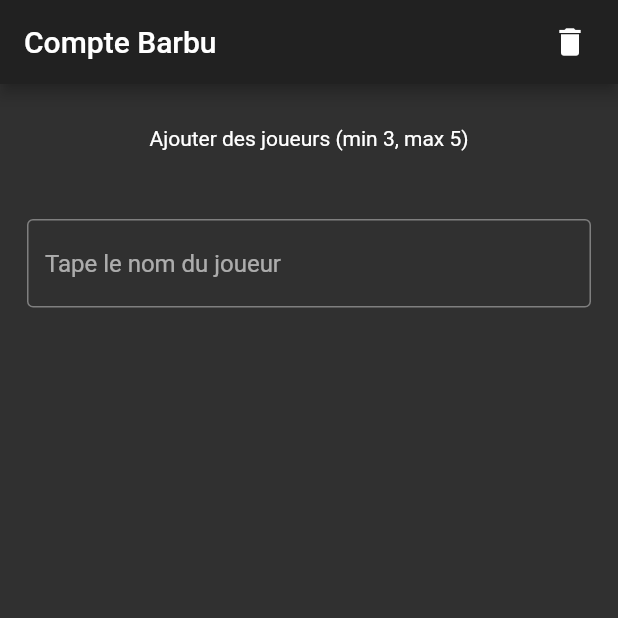
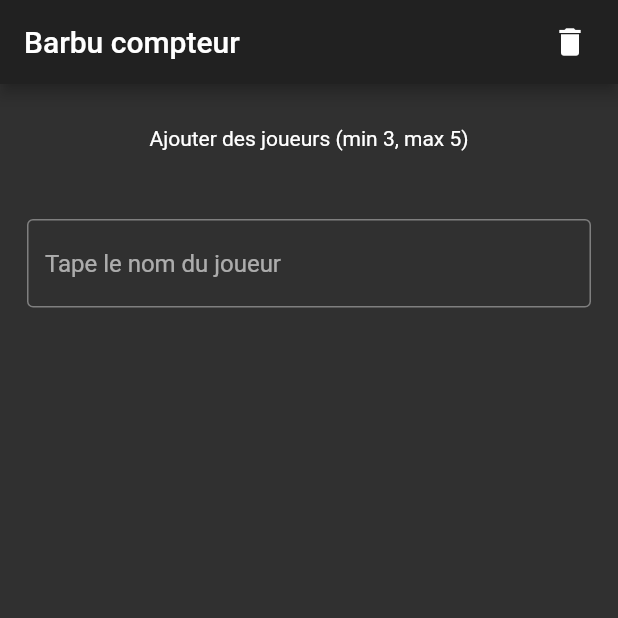
Before and after one commit to jorisdeguet/Barbu, a Flutter app: the screen it shows after launch, after a tap on the "arrow right" icon, on a phone screen of 412 x 824 dp, the top half of it. Run offline on Flutter 3.47's test engine with Material 2 defaults, Android fonts, the phone set to English and light mode, and no system bars.

Commit message:
start on i18n

```diff
--- /dev/null
+++ b/lib/i18n/intl_delegate.dart
@@ -0,0 +1,25 @@
+import 'dart:async';
+
+import 'package:flutter/material.dart';
+
+import 'intl_localization.dart';
+
+class SeedyLocalizationsDelegate extends LocalizationsDelegate<Locs> {
+  const SeedyLocalizationsDelegate();
+
+  @override
+  bool isSupported(Locale locale) => ['fr', 'en'].contains(locale.languageCode);
+
+  @override
+  Future<Locs> load(Locale locale) async {
+    Locs localizations = new Locs(locale);
+    await localizations.load();
+
+    print("Load ${locale.languageCode}");
+
+    return localizations;
+  }
+
+  @override
+  bool shouldReload(SeedyLocalizationsDelegate old) => false;
+}
--- /dev/null
+++ b/lib/i18n/intl_localization.dart
@@ -0,0 +1,32 @@
+import 'dart:async';
+import 'dart:convert';
+
+import 'package:flutter/material.dart';
+import 'package:flutter/services.dart';
+
+class Locs {
+  Locs(this.locale);
+
+  final Locale locale;
+
+  static Locs of(BuildContext context) {
+    return Localizations.of<Locs>(context, Locs);
+  }
+
+  Map<String, String> _sentences;
+
+  Future<bool> load() async {
+    String data = await rootBundle.loadString('assets/i18n/${this.locale.languageCode}.json');
+    Map<String, dynamic> _result = json.decode(data);
+
+    this._sentences = new Map();
+    _result.forEach((String key, dynamic value) {
+      this._sentences[key] = value.toString();
+    });
+    return true;
+  }
+
+  String trans(String key) {
+    return this._sentences[key];
+  }
+}
--- a/lib/main.dart
+++ b/lib/main.dart
@@ -1,4 +1,6 @@
+import 'package:bardu/i18n/intl_delegate.dart';
 import 'package:bardu/players.dart';
+import 'package:flutter_localizations/flutter_localizations.dart';
 import 'package:flutter/material.dart';
 
 // TODO https://www.youtube.com/watch?v=futE-2pAE30
@@ -12,6 +14,25 @@ class MyApp extends StatelessWidget {
   @override
   Widget build(BuildContext context) {
     return MaterialApp(
+      localizationsDelegates: [
+        const SeedyLocalizationsDelegate(),
+        GlobalMaterialLocalizations.delegate,
+        GlobalWidgetsLocalizations.delegate,
+        GlobalCupertinoLocalizations.delegate,
+      ],
+      supportedLocales: [
+        const Locale('en'),
+        const Locale('fr'),
+      ],
+      localeResolutionCallback: (Locale locale, Iterable<Locale> supportedLocales) {
+        if (locale == null) return supportedLocales.first;
+        for (Locale supportedLocale in supportedLocales) {
+          if (supportedLocale.languageCode == locale.languageCode) {
+            return supportedLocale;
+          }
+        }
+        return supportedLocales.first;
+      },
       title: 'Barbu',
       theme: ThemeData(
         brightness: Brightness.dark,
--- a/lib/players.dart
+++ b/lib/players.dart
@@ -1,4 +1,5 @@
 import 'package:bardu/game.dart';
+import 'package:bardu/i18n/intl_localization.dart';
 import 'package:flutter/material.dart';
 
 class PlayersScreen extends StatefulWidget {
@@ -23,7 +24,7 @@ class _PlayersScreenState extends State<PlayersScreen> {
 
     return Scaffold(
       appBar: AppBar(
-        title: Text("Compte Barbu"),
+        title: Text(Locs.of(context).trans("APP_TITLE")),
         actions: <Widget>[
           Padding(
               padding: EdgeInsets.only(right: 20.0),
@@ -49,7 +50,7 @@ class _PlayersScreenState extends State<PlayersScreen> {
             Padding(
               padding: const EdgeInsets.all(28.0),
               child: Text(
-                'Ajouter des joueurs (min 3, max 5)',
+                Locs.of(context).trans("ADD_PLAYERS"),
               ),
             ),
             Padding(
@@ -63,7 +64,7 @@ class _PlayersScreenState extends State<PlayersScreen> {
                 controller: _playerController,
                 decoration: InputDecoration(
                   border: const OutlineInputBorder(),
-                  hintText: 'Tape le nom du joueur',
+                  hintText: Locs.of(context).trans("TYPE_PLAYER_NAME"),
                 ),
               ),
             ),
@@ -97,17 +98,21 @@ class _PlayersScreenState extends State<PlayersScreen> {
           if (_players.length < 3) {
             ScaffoldMessenger.of(context).showSnackBar(
                 SnackBar(
-                    content: Text('Pas assez de joueurs')
+                    content: Text(Locs.of(context).trans("ERROR_NOT_ENOUGH"))
                 )
             );
             return;
           }
+          if (_players.length != 4) {
+            _show2CardsDialog();
+          } else {
             Navigator.push(
               context,
               MaterialPageRoute(
                 builder: (context) => GameScreen(players: this._players),
               ),
             );
+          }
           // Add your onPressed code here!
         },
         child: Icon(Icons.arrow_right),
@@ -121,7 +126,7 @@ class _PlayersScreenState extends State<PlayersScreen> {
     if (newOne.trim().length == 0) {
       ScaffoldMessenger.of(context).showSnackBar(
           SnackBar(
-              content: Text('Entre un nom')
+              content: Text(Locs.of(context).trans("ERROR_EMPTY"))
           )
       );
       return;
@@ -129,7 +134,7 @@ class _PlayersScreenState extends State<PlayersScreen> {
     if (newOne.trim().length > 50) {
       ScaffoldMessenger.of(context).showSnackBar(
           SnackBar(
-              content: Text('Ce nom est trop long')
+              content: Text(Locs.of(context).trans("ERROR_TOO_LONG"))
           )
       );
       return;
@@ -137,7 +142,7 @@ class _PlayersScreenState extends State<PlayersScreen> {
     if (_players.length > 4) {
       ScaffoldMessenger.of(context).showSnackBar(
           SnackBar(
-              content: Text('Trop de joueurs')
+              content: Text(Locs.of(context).trans("ERROR_TOO_MANY"))
           )
       );
       return;
@@ -145,7 +150,7 @@ class _PlayersScreenState extends State<PlayersScreen> {
     if (_players.contains(newOne.trim())) {
       ScaffoldMessenger.of(context).showSnackBar(
           SnackBar(
-              content: Text('Ce nom est déjà là')
+              content: Text(Locs.of(context).trans("ERROR_EXISTING"))
           )
       );
       return;
@@ -154,4 +159,38 @@ class _PlayersScreenState extends State<PlayersScreen> {
     _focusNode.requestFocus();
     setState(() {_players;});
   }
+
+  Future<void> _show2CardsDialog() async {
+    return showDialog<void>(
+      context: context,
+      barrierDismissible: true, // user must tap button!
+      builder: (BuildContext context) {
+        return AlertDialog(
+          title: Text('Ouch'),
+          content: SingleChildScrollView(
+            child: ListBody(
+              children: <Widget>[
+                Text(Locs.of(context).trans("DIALOG_2CARDS")),
+              ],
+            ),
+          ),
+          actions: <Widget>[
+            TextButton(
+              child: Text('Ok'),
+              onPressed: () {
+                Navigator.of(context).pop();
+                Navigator.push(
+                  context,
+                  MaterialPageRoute(
+                    builder: (context) => GameScreen(players: this._players),
+                  ),
+                );
+              },
+            ),
+          ],
+        );
+      },
+    );
   }
+
+}
```
Also changed, not shown: assets/i18n/en.json (added, +21 -0 lines), assets/i18n/fr.json (added, +21 -0 lines), lib/game.dart (+9 -3 lines), pubspec.yaml (+5 -55 lines), assets/avion.jpg (added). Lines whose indentation alone changed are shown as unchanged.
